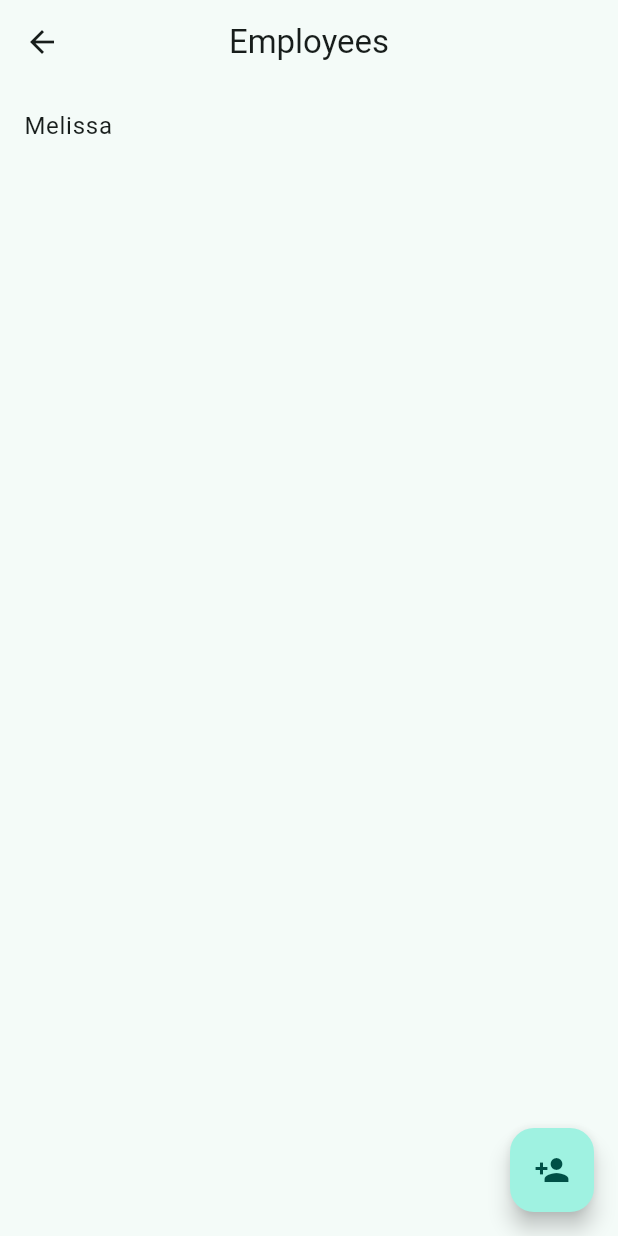
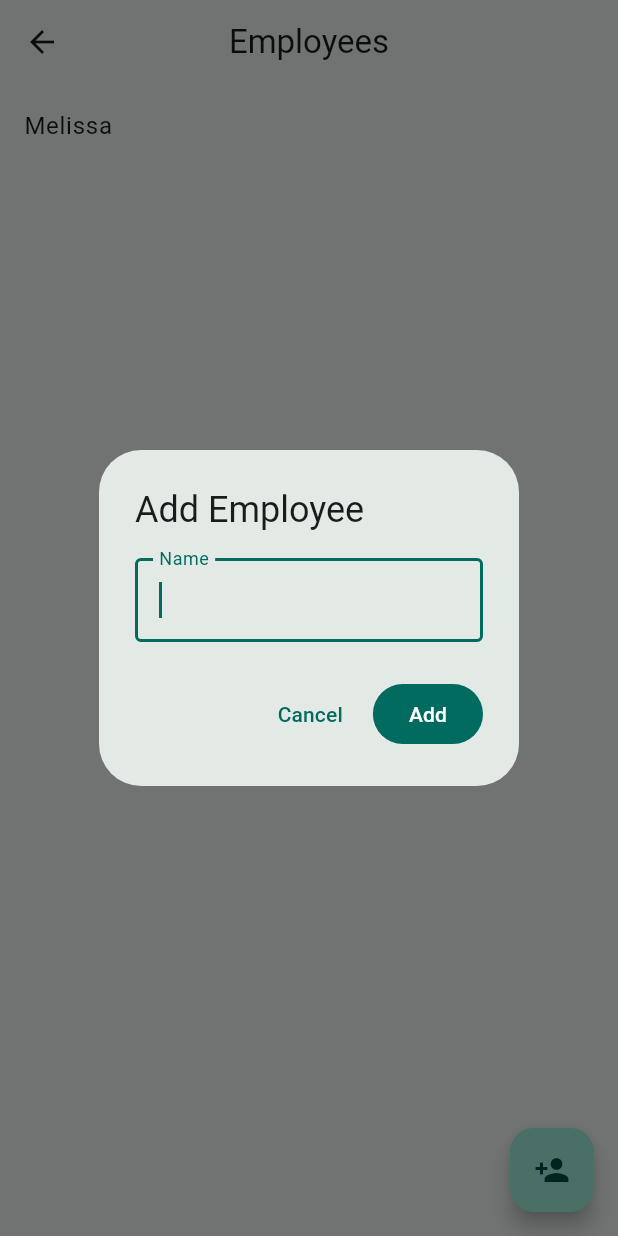
Before and after one commit to lordlightness/scheduler, a Flutter app: the EmployeeScreen screen opened directly, after a tap on the "person add" icon, on a phone screen of 412 x 824 dp. Run offline on Flutter 3.47's test engine with Material 3 defaults, Android fonts, the phone set to English and light mode, and no system bars; our stand-ins replace hive, hive_flutter; accounts and stored records are empty.

Commit message:
feat: add 'Add Employee' dialog and wire to FAB

```diff
--- a/lib/screens/employees/employee_screen.dart
+++ b/lib/screens/employees/employee_screen.dart
@@ -2,6 +2,7 @@ import 'package:flutter/material.dart';
 import 'package:provider/provider.dart';
 
 import '../../providers/employee_provider.dart';
+import 'widgets/add_employee_dialog.dart';
 
 class EmployeeScreen extends StatelessWidget {
   const EmployeeScreen({super.key});
@@ -24,7 +25,7 @@ class EmployeeScreen extends StatelessWidget {
               },
             ),
       floatingActionButton: FloatingActionButton(
-        onPressed: () {},
+        onPressed: () => showAddEmployeeDialog(context),
         child: const Icon(Icons.person_add),
       ),
     );
--- /dev/null
+++ b/lib/screens/employees/widgets/add_employee_dialog.dart
@@ -0,0 +1,50 @@
+import 'package:flutter/material.dart';
+import 'package:provider/provider.dart';
+
+import '../../../providers/employee_provider.dart';
+
+/// Shows a dialog to add a new employee. Returns after the employee
+/// has been saved, or immediately if the user cancels.
+Future<void> showAddEmployeeDialog(BuildContext context) {
+  final controller = TextEditingController();
+  final formKey = GlobalKey<FormState>();
+
+  return showDialog<void>(
+    context: context,
+    builder: (dialogContext) {
+      return AlertDialog(
+        title: const Text('Add Employee'),
+        content: Form(
+          key: formKey,
+          child: TextFormField(
+            controller: controller,
+            autofocus: true,
+            decoration: const InputDecoration(labelText: 'Name'),
+            validator: (value) {
+              if (value == null || value.trim().isEmpty) {
+                return 'Name is required';
+              }
+              return null;
+            },
+          ),
+        ),
+        actions: [
+          TextButton(
+            onPressed: () => Navigator.of(dialogContext).pop(),
+            child: const Text('Cancel'),
+          ),
+          FilledButton(
+            onPressed: () {
+              if (!formKey.currentState!.validate()) return;
+              dialogContext
+                  .read<EmployeeProvider>()
+                  .addEmployee(controller.text.trim());
+              Navigator.of(dialogContext).pop();
+            },
+            child: const Text('Add'),
+          ),
+        ],
+      );
+    },
+  );
+}
```
Also changed, not shown: 1 other file.
